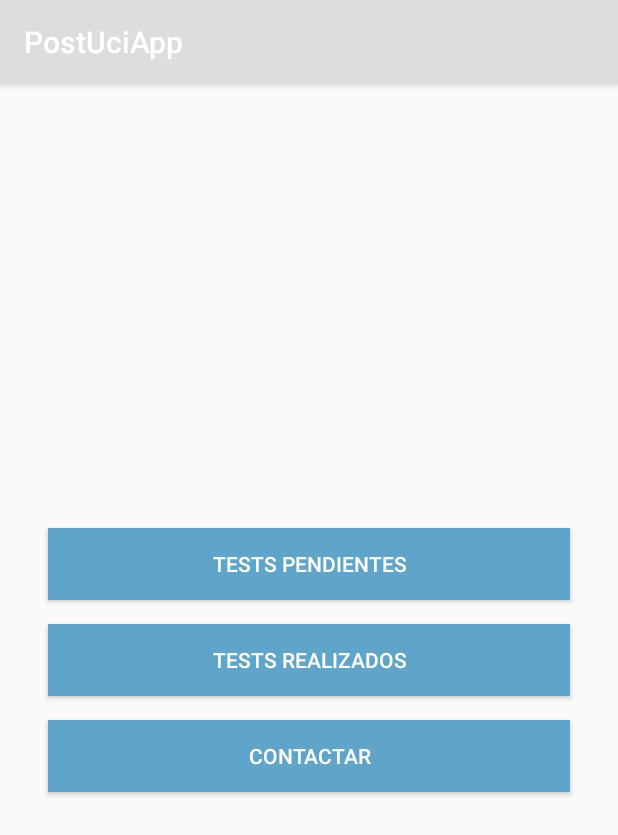
After one commit to pydcoding/PostUciApp, an Android app: the MedicActivity screen opened directly, with no data from a screen before it, on a phone screen of 412 x 824 dp. The commit adds this screen. Shown: the top 835 px of the screen. Run offline under Robolectric (Android 15) with nearby library versions, the phone set to English and light mode, and no system bars.

Commit message:
feat: designed Patient activity

```diff
--- /dev/null
+++ b/app/src/main/java/com/pyd/postuciapp/activity/MedicActivity.java
@@ -0,0 +1,17 @@
+package com.pyd.postuciapp.activity;
+
+import android.os.Bundle;
+
+import androidx.annotation.Nullable;
+import androidx.appcompat.app.AppCompatActivity;
+
+import com.pyd.postuciapp.R;
+
+public class MedicActivity extends AppCompatActivity {
+    @Override
+    protected void onCreate(@Nullable Bundle savedInstanceState) {
+        super.onCreate(savedInstanceState);
+
+        setContentView(R.layout.activity_patient);
+    }
+}
--- /dev/null
+++ b/app/src/main/res/layout/activity_patient.xml
@@ -0,0 +1,42 @@
+<?xml version="1.0" encoding="utf-8"?>
+<LinearLayout xmlns:android="http://schemas.android.com/apk/res/android"
+    xmlns:tools="http://schemas.android.com/tools"
+    tools:context=".activity.PatientActivity"
+    android:orientation="vertical"
+    android:gravity="center"
+    android:layout_width="match_parent"
+    android:layout_height="match_parent">
+
+    <androidx.appcompat.widget.AppCompatButton
+        android:id="@+id/patient_pending_tests_button"
+        android:layout_width="match_parent"
+        android:layout_height="wrap_content"
+        android:layout_marginStart="32dp"
+        android:layout_marginEnd="32dp"
+        android:text="@string/patient_pending_tests"
+        android:textColor="@android:color/white"
+        android:background="@color/colorAccent"/>
+
+    <androidx.appcompat.widget.AppCompatButton
+        android:id="@+id/patient_done_tests_button"
+        android:layout_width="match_parent"
+        android:layout_height="wrap_content"
+        android:layout_marginStart="32dp"
+        android:layout_marginEnd="32dp"
+        android:layout_marginTop="16dp"
+        android:layout_marginBottom="16dp"
+        android:text="@string/patient_done_tests"
+        android:textColor="@android:color/white"
+        android:background="@color/colorAccent"/>
+
+    <androidx.appcompat.widget.AppCompatButton
+        android:id="@+id/patient_contact_button"
+        android:layout_width="match_parent"
+        android:layout_height="wrap_content"
+        android:layout_marginStart="32dp"
+        android:layout_marginEnd="32dp"
+        android:text="@string/patient_contact"
+        android:textColor="@android:color/white"
+        android:background="@color/colorAccent"/>
+
+</LinearLayout>
--- a/app/src/main/res/values/strings.xml
+++ b/app/src/main/res/values/strings.xml
@@ -28,4 +28,8 @@
     <string name="sign_up_header">Registro</string>
 
     <string name="progress_authenticating">Iniciando sesión</string>
+
+    <string name="patient_pending_tests">Tests pendientes</string>
+    <string name="patient_done_tests">Tests realizados</string>
+    <string name="patient_contact">Contactar</string>
 </resources>
```
Also changed, not shown: app/src/main/AndroidManifest.xml (+8 -0 lines), app/src/main/java/com/pyd/postuciapp/activity/LoginActivity.java (+16 -20 lines), app/src/main/java/com/pyd/postuciapp/activity/PatientActivity.java (added, +17 -0 lines), 1 other file.
